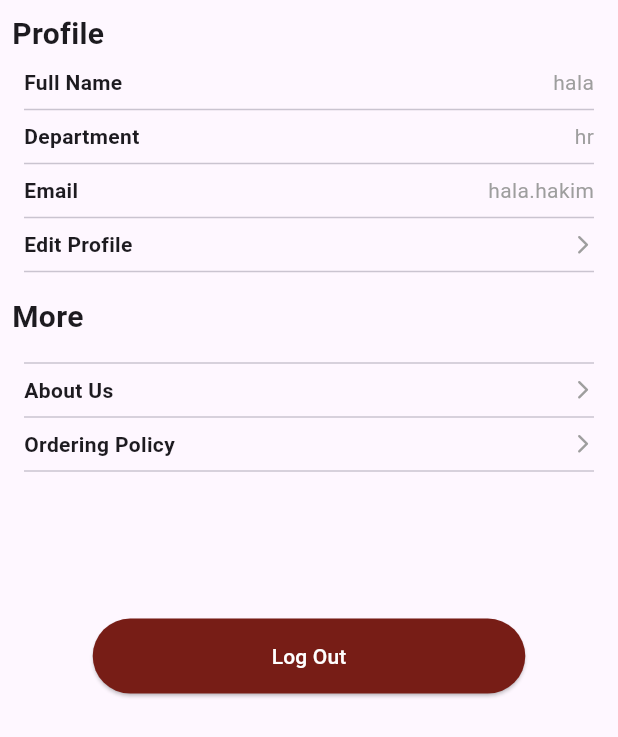
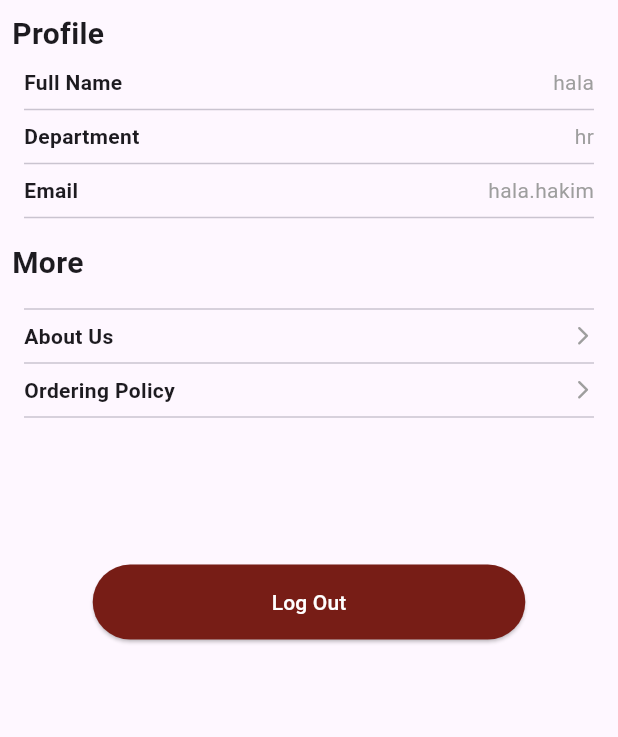
Before and after one commit to halahakim119/iq_project, a Flutter app: the ProfileScreen widget shown alone on an empty page, opened directly, on a phone screen of 412 x 824 dp. Shown: the top 737 px of the screen. Run offline on Flutter 3.47's test engine with Material 2 defaults, Android fonts, the phone set to English and light mode, and no system bars; our stand-ins replace animated_notch_bottom_bar, bloc, connectivity_plus, dartz, equatable, flutter_bloc and 4 more; missing offline and left inert: loading_animations; accounts and stored records are empty.

Commit message:
update profile deleted

```diff
--- a/lib/features/profile/domain/repositories/user_repository.dart
+++ b/lib/features/profile/domain/repositories/user_repository.dart
@@ -5,5 +5,4 @@ import '../entities/user_entity.dart';
 
 abstract class UserRepository {
   Future<Either<Failure, UserEntity>> user();
-  Future<Either<Failure, Unit>> updateUser(UserEntity user);
 }
--- a/lib/features/profile/domain/usecases/update_user_usecase.dart
+++ /dev/null
@@ -1,13 +0,0 @@
-import 'package:dartz/dartz.dart';
-
-import '../../../../core/error/failure.dart';
-import '../entities/user_entity.dart';
-import '../repositories/user_repository.dart';
-
-class UpdateUserUsecase {
-  final UserRepository userRepository;
-  UpdateUserUsecase({required this.userRepository});
-  Future<Either<Failure, Unit>> call(UserEntity user) async {
-    return await userRepository.updateUser(user);
-  }
-}
--- a/lib/features/profile/presentation/logic/cubit/update_cubit.dart
+++ /dev/null
@@ -1,34 +0,0 @@
-import 'package:bloc/bloc.dart';
-import 'package:freezed_annotation/freezed_annotation.dart';
-
-import '../../../domain/entities/user_entity.dart';
-import '../../../domain/usecases/update_user_usecase.dart';
-import 'user_cubit.dart';
-
-part 'update_cubit.freezed.dart';
-part 'update_state.dart';
-
-class UpdateCubit extends Cubit<UpdateState> {
-  final UserCubit userCubit;
-  final UpdateUserUsecase updateUserUsecase;
-  UpdateCubit({required this.userCubit, required this.updateUserUsecase})
-      : super(const UpdateState.updateInitial());
-
-  Future<void> updateUserData(UserEntity userEntity) async {
-    emit(const UpdateState.updateLoading());
-    final failureOrSuccess = await updateUserUsecase(userEntity);
-
-    // emit(failureOrSuccess
-    //     .fold((failure) => UpdateState.updateError(failure.toString()), (_) {
-    //   userCubit.fetchData();
-    //   return const UpdateState.updateLoaded();
-    // }));
-    failureOrSuccess.fold(
-      (failure) => emit(UpdateState.updateError(failure.toString())),
-      (_) {
-        emit(const UpdateState.updateLoaded());
-        userCubit.fetchData();
-      },
-    );
-  }
-}
--- a/lib/features/profile/presentation/logic/cubit/update_state.dart
+++ /dev/null
@@ -1,9 +0,0 @@
-part of 'update_cubit.dart';
-
-@freezed
-class UpdateState with _$UpdateState {
-  const factory UpdateState.updateInitial() = _UpdateInitial;
-  const factory UpdateState.updateLoading() = _UpdateLoading;
-  const factory UpdateState.updateLoaded() = _UpdateLoaded;
-  const factory UpdateState.updateError(String error) = _UpdateError;
-}
--- a/lib/features/profile/presentation/view/widgets/user_profile.dart
+++ b/lib/features/profile/presentation/view/widgets/user_profile.dart
@@ -2,7 +2,6 @@ import 'package:flutter/material.dart';
 import 'package:flutter_bloc/flutter_bloc.dart';
 
 import '../../logic/cubit/user_cubit.dart';
-import '../pages/edit_profile_page.dart';
 
 class UserProfile extends StatelessWidget {
   const UserProfile({super.key});
@@ -53,29 +52,6 @@ class UserProfile extends StatelessWidget {
                       ],
                     ),
                     const Divider(),
-                    GestureDetector(
-                      child: Row(
-                        mainAxisAlignment: MainAxisAlignment.spaceBetween,
-                        children: const [
-                          Text('Edit Profile',
-                              style: TextStyle(fontWeight: FontWeight.bold)),
-                          Icon(
-                            Icons.arrow_forward_ios_rounded,
-                            color: Colors.grey,
-                            size: 15,
-                          )
-                        ],
-                      ),
-                      onTap: () {
-                        Navigator.of(context).push(
-                          MaterialPageRoute(
-                              builder: (context) => EditProfilePage(
-                                    user: data,
-                                  )),
-                        );
-                      },
-                    ),
-                    const Divider(),
                   ],
                 ),
               ),
```
Also changed, not shown: lib/core/injection/injection_container.dart (+2 -6 lines), lib/features/profile/data/datasource/user_data_source.dart (+0 -40 lines), lib/features/profile/data/repositories/user_repository_impl.dart (+0 -17 lines), lib/features/profile/presentation/view/pages/edit_profile_page.dart (deleted, +0 -115 lines), lib/features/profile/presentation/view/pages/profile_screen.dart (+9 -48 lines), lib/features/profile/presentation/view/widgets/edit_profile.dart (deleted, +0 -39 lines), lib/features/profile/presentation/logic/cubit/update_cubit.freezed.dart (deleted).
